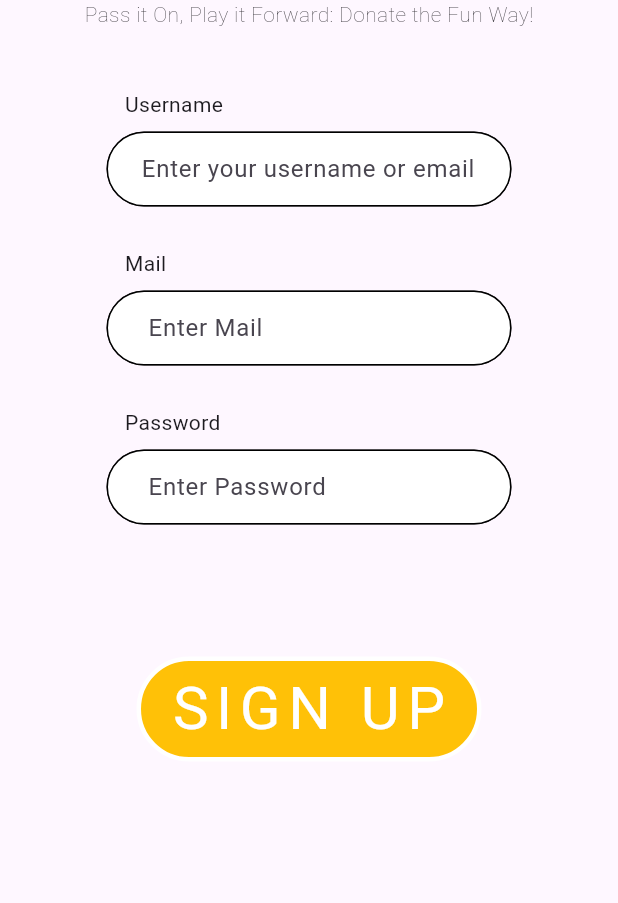
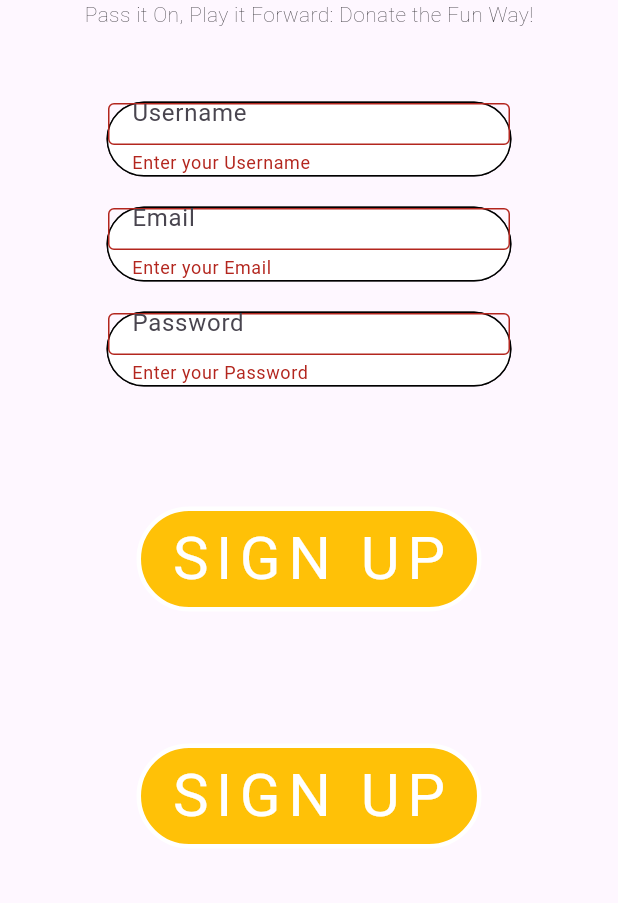
Before and after one commit to hharshapareekk/Cherryish, a Flutter app: the SignUpPage screen opened directly, after a tap on "SIGN UP", on a phone screen of 412 x 824 dp, the part 281-1184 px from its top. Run offline on Flutter 3.47's test engine with Material 3 defaults, Android fonts, the light colour scheme and no system bars; our stand-ins replace lottie.

Commit message:
signup done

```diff
--- a/lib/constants/error_handling.dart
+++ b/lib/constants/error_handling.dart
@@ -1,3 +1,6 @@
+import 'dart:convert';
+
+import 'package:cherryish/constants/utils.dart';
 import 'package:flutter/material.dart';
 import 'package:flutter/widgets.dart';
 import 'package:http/http.dart' as http;
@@ -11,6 +14,12 @@ void httpErrorHandlingFn({
       onSuccess();
       break;
       case 400:
-        showS
+        showSnackBar(context,jsonDecode(response.body)['msg']);
+        break;
+      case 500:
+        showSnackBar(context,jsonDecode(response.body)['error']);
+        break;
+      default:
+        showSnackBar(context,response.body);
     }
   }
--- a/lib/constants/utils.dart
+++ b/lib/constants/utils.dart
@@ -0,0 +1,6 @@
+import 'package:flutter/material.dart';
+
+void showSnackBar(BuildContext context , String text)
+{
+  ScaffoldMessenger.of(context).showSnackBar(SnackBar(content: Text(text),));
+}
--- a/lib/pages/logins/signUpPage.dart
+++ b/lib/pages/logins/signUpPage.dart
@@ -1,5 +1,7 @@
-import 'package:cherryish/pages/homeScreen.dart';
+import 'package:cherryish/constants/globalVariables.dart';
 import 'package:cherryish/pages/logins/loginPage.dart';
+import 'package:cherryish/services/auth_service.dart';
+import 'package:cherryish/widgets/custom_textField.dart';
 import 'package:flutter/material.dart';
 
 class SignUpPage extends StatefulWidget {
@@ -11,15 +13,31 @@ class SignUpPage extends StatefulWidget {
 
 class _SignUpPageState extends State<SignUpPage> {
   late GlobalKey<FormState> _formkey; // Initialize _formkey
-
+  final _signUpFormKey = GlobalKey<FormState>();
+  final AuthService authService = AuthService();
   String email = '';
   String password = '';
   String username = '';
+  final TextEditingController _emailController = TextEditingController();
+  final TextEditingController _passwordController = TextEditingController();
+  final TextEditingController _usernameController = TextEditingController();
 
   @override
   void initState() {
     super.initState();
     _formkey = GlobalKey<FormState>(); // Initialize _formkey
+  }
+   @override
+  void dispose() {
+    super.dispose();
+    _emailController.dispose();
+    _passwordController.dispose();
+    _usernameController.dispose();
+  }
+
+  void SignUpUser() {
+    authService.signUpUser(
+        context: context, email: email, username: username, password: password);
   }
 
   @override
@@ -85,33 +103,13 @@ class _SignUpPageState extends State<SignUpPage> {
                 height: 40.0,
               ),
               Container(
-                alignment: Alignment.centerLeft,
-                child: Text('                 Username'),
-              ),
-              Padding(
-                padding: const EdgeInsets.all(8.0),
-                child: Container(
-                  child: TextFormField(
-                    key: ValueKey('email'),
-                    decoration: InputDecoration(
-                      enabledBorder: InputBorder.none,
-                      focusedBorder: InputBorder.none,
-                      prefixText: '   ',
-                      hintText: "  Enter your username or email",
-                    ),
-                    validator: (value) {
-                      if (value!.length < 3) { // Added null check for value
-                        return 'Username is small';
-                      } else {
-                        return null;
-                      }
-                    },
-                    onSaved: (value) {
-                      setState(() {
-                        username = value!;
-                      });
-                    },
-                  ),
+                padding: const EdgeInsets.all(8),
+                color: GlobalVariables.backgroundColor,
+                child: Form(
+                  key: _signUpFormKey,
+                  child: Column(
+                    children: [
+                      Container(
                         height: 50.0,
                         width: 270.0,
                         decoration: BoxDecoration(
@@ -122,40 +120,13 @@ class _SignUpPageState extends State<SignUpPage> {
                             BoxShadow(color: Colors.black.withOpacity(0.7))
                           ],
                         ),
+                        child: CustomTextField(
+                          controller: _usernameController,
+                          hintText: 'Username',
                         ),
                       ),
-              SizedBox(
-                height: 20.0,
-              ),
+                      const SizedBox(height: 20),
                       Container(
-                alignment: Alignment.centerLeft,
-                child: Text('                 Mail'),
-              ),
-              Padding(
-                padding: const EdgeInsets.all(8.0),
-                child: Container(
-                  child: TextFormField(
-                    key: ValueKey('Mail id'),
-                    obscureText: true,
-                    decoration: InputDecoration(
-                      enabledBorder: InputBorder.none,
-                      focusedBorder: InputBorder.none,
-                      prefixText: '   ',
-                      hintText: '   Enter Mail',
-                    ),
-                    validator: (value) {
-                      if (!(value!.contains('@'))) { // Added null check for value
-                        return 'invalid email';
-                      } else {
-                        return null;
-                      }
-                    },
-                    onSaved: (value) {
-                      setState(() {
-                        email = value!;
-                      });
-                    },
-                  ),
                         height: 50.0,
                         width: 270.0,
                         decoration: BoxDecoration(
@@ -166,40 +137,13 @@ class _SignUpPageState extends State<SignUpPage> {
                             BoxShadow(color: Colors.black.withOpacity(0.7))
                           ],
                         ),
+                        child: CustomTextField(
+                          controller: _emailController,
+                          hintText: 'Email',
                         ),
                       ),
-              SizedBox(
-                height: 20.0,
-              ),
+                      const SizedBox(height: 20),
                       Container(
-                alignment: Alignment.centerLeft,
-                child: Text('                 Password'),
-              ),
-              Padding(
-                padding: const EdgeInsets.all(8.0),
-                child: Container(
-                  child: TextFormField(
-                    key: ValueKey('Password'),
-                    obscureText: true,
-                    decoration: InputDecoration(
-                      enabledBorder: InputBorder.none,
-                      focusedBorder: InputBorder.none,
-                      prefixText: '   ',
-                      hintText: '   Enter Password',
-                    ),
-                    validator: (value) {
-                      if (value!.length < 6) { // Added null check for value
-                        return 'Password is small';
-                      } else {
-                        return null;
-                      }
-                    },
-                    onSaved: (value) {
-                      setState(() {
-                        password = value!;
-                      });
-                    },
-                  ),
                         height: 50.0,
                         width: 270.0,
                         decoration: BoxDecoration(
@@ -208,6 +152,39 @@ class _SignUpPageState extends State<SignUpPage> {
                           color: Colors.white,
                           boxShadow: [
                             BoxShadow(color: Colors.black.withOpacity(0.7))
+                          ],
+                        ),
+                        child: CustomTextField(
+                          controller: _passwordController,
+                          hintText: 'Password',
+                        ),
+                      ),
+                      const SizedBox(height: 80),
+                      InkWell(
+                        child: Container(
+                          height: 70.0,
+                          width: 230.0,
+                          child: Center(
+                            child: Text(
+                              'SIGN UP',
+                              style: TextStyle(
+                                  fontSize: 40.0,
+                                  color: Colors.white,
+                                  letterSpacing: 5.0),
+                            ),
+                          ),
+                          decoration: BoxDecoration(
+                            color: Colors.amber,
+                            borderRadius: BorderRadius.circular(100.0),
+                            border: Border.all(color: Colors.white, width: 3.0),
+                          ),
+                        ),
+                        onTap: () {
+                          if (_signUpFormKey.currentState!.validate()) {
+                            SignUpUser();
+                          }
+                        },
+                      )
                     ],
                   ),
                 ),
@@ -234,19 +211,7 @@ class _SignUpPageState extends State<SignUpPage> {
                     border: Border.all(color: Colors.white, width: 3.0),
                   ),
                 ),
-                onTap: () {
-  if (_formkey.currentState!.validate()) {
-    _formkey.currentState!.save();
-    if (email.isNotEmpty && password.isNotEmpty) { // Check if email and password are not empty
-      Navigator.pop(context);
-      Navigator.push(context,
-          MaterialPageRoute(builder: (context) => HomeScreen()));
-    } else {
-      print('Email or password is empty.');
-    }
-  }
-},
-
+                onTap: () {},
               )
             ],
           ),
--- a/lib/services/auth_service.dart
+++ b/lib/services/auth_service.dart
@@ -1,10 +1,14 @@
+import 'package:cherryish/constants/error_handling.dart';
 import 'package:cherryish/constants/globalVariables.dart';
+import 'package:cherryish/constants/utils.dart';
 import 'package:cherryish/models/user.dart';
+import 'package:flutter/material.dart';
 import 'package:http/http.dart' as http;
 
 class AuthService {
   //signup user
   void signUpUser({
+    required BuildContext context,
     required String email,
     required String username,
     required String password,
@@ -25,7 +29,11 @@ class AuthService {
           'Content-Type': 'application/json; charset=UTF-8',
         },
       );
-
-    } catch (e) {}
+      httpErrorHandlingFn(response: res, context: context, onSuccess: (){
+        showSnackBar(context, 'Account Has Been Created! Login With Same Credentials');
+      },);
+    } catch (e) {
+      showSnackBar(context, e.toString());
+    }
   }
 }
--- /dev/null
+++ b/lib/widgets/custom_textField.dart
@@ -0,0 +1,36 @@
+import 'package:flutter/material.dart';
+class CustomTextField extends StatelessWidget {
+   final TextEditingController controller;
+  final String hintText;
+  final int maxLines;
+  const CustomTextField({
+    Key? key,
+    required this.controller,
+    required this.hintText,
+    this.maxLines = 1,
+  }) : super(key: key);
+
+  @override
+  Widget build(BuildContext context) {
+     return TextFormField(
+      controller: controller,
+      decoration: InputDecoration(
+          hintText: hintText,
+          border: const OutlineInputBorder(
+              borderSide: BorderSide(
+            color: Colors.black38,
+          )),
+          enabledBorder: const OutlineInputBorder(
+              borderSide: BorderSide(
+            color: Colors.black38,
+          ))),
+      validator: (val) {
+        if (val == null || val.isEmpty) {
+          return 'Enter your $hintText';
+        }
+        return null;
+      },
+      maxLines: maxLines,
+    );
+  }
+}
```
Lines whose indentation alone changed are shown as unchanged.
